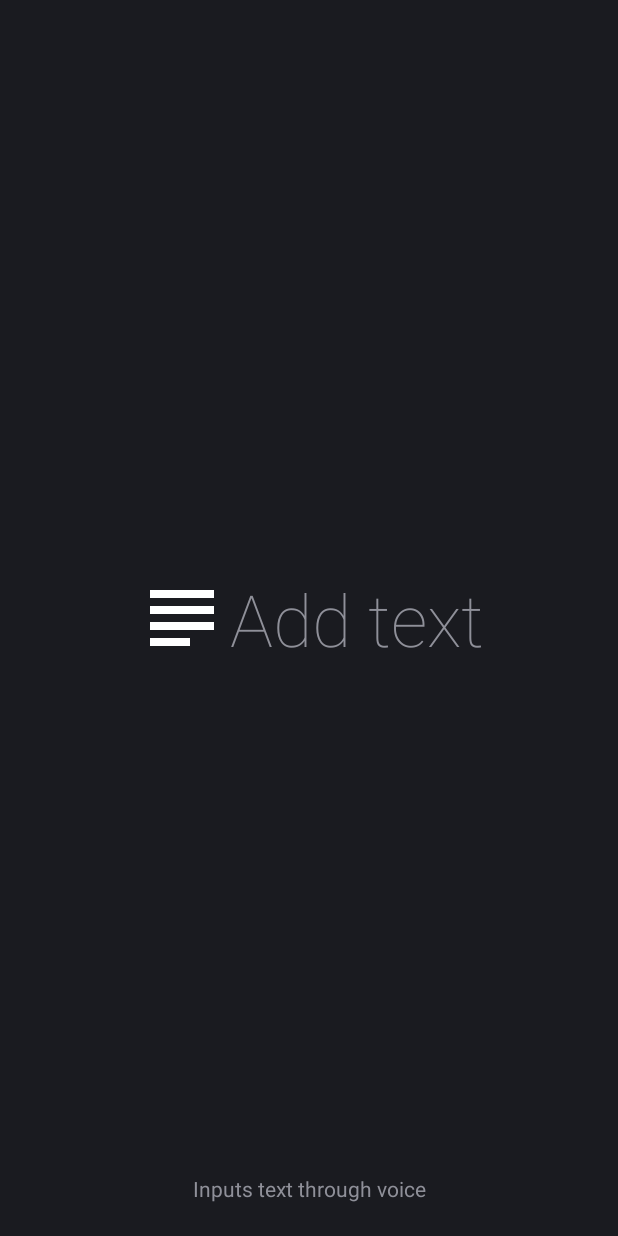
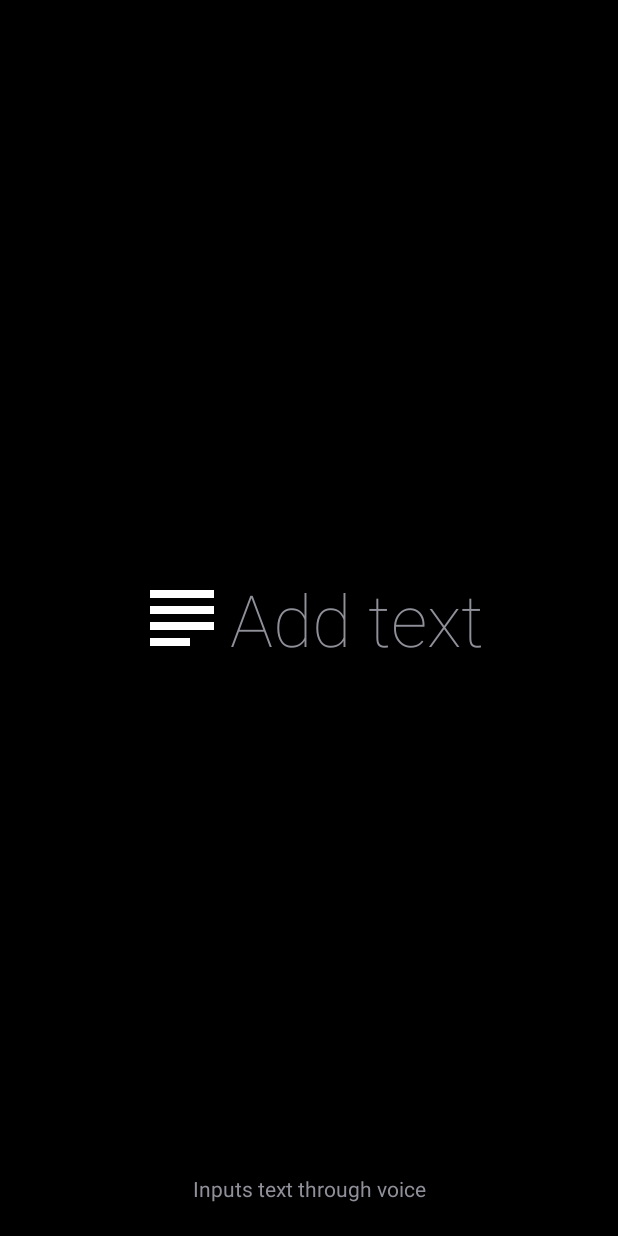
Before and after one commit to CatotheCat11/GlassSky, an Android app: the PostActivity screen opened directly, with no data from a screen before it, on a phone screen of 412 x 824 dp. Run offline under Robolectric (Android 15) with nearby library versions, the phone set to English and light mode, and no system bars; libraries missing offline, so code that uses them is left out: org.conscrypt; pictures from the network do not load.

Commit message:
Change window background color to black

```diff
--- a/app/src/main/res/values/themes.xml
+++ b/app/src/main/res/values/themes.xml
@@ -1,6 +1,8 @@
 <resources xmlns:tools="http://schemas.android.com/tools">
     <!-- Base application theme. -->
-    <style name="AppTheme" parent="android:Theme.DeviceDefault"/>
+    <style name="AppTheme" parent="android:Theme.DeviceDefault">
+        <item name="android:windowBackground">@android:color/black</item>
+    </style>
     <style name="CaptureTheme" parent="@style/AppTheme">
         <item name="android:windowFullscreen">true</item>
         <item name="android:windowContentOverlay">@null</item>
```
